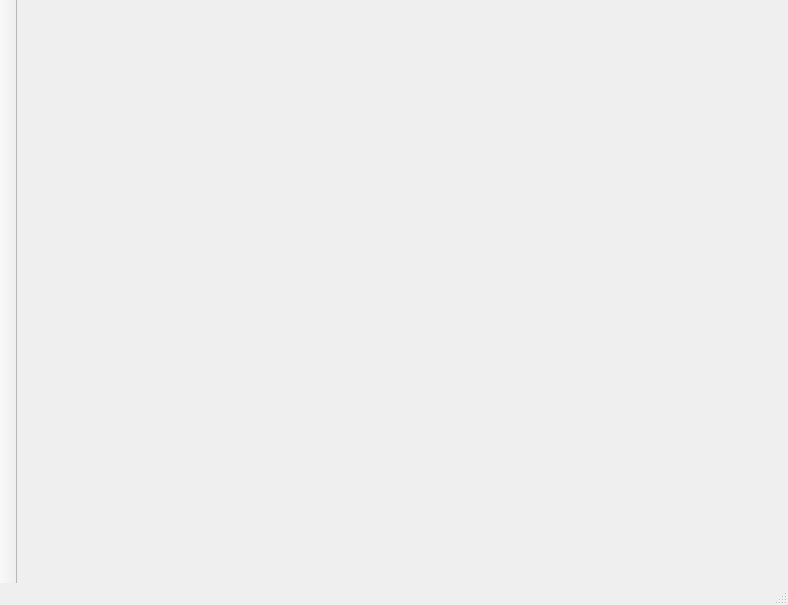
Above: mainwindow.ui from jassuncao/eparts before the change. Below: the same form after it.
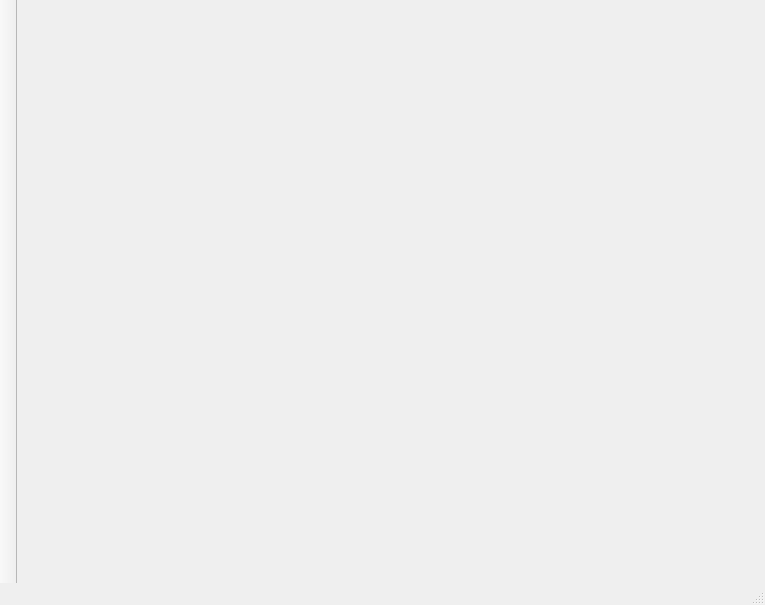
That is the form after the change. Icons and pictures are not drawn.

```diff
--- a/mainwindow.ui
+++ b/mainwindow.ui
@@ -6,7 +6,7 @@
    <rect>
     <x>0</x>
     <y>0</y>
-    <width>788</width>
+    <width>765</width>
     <height>605</height>
    </rect>
   </property>
```
Left out of the diff: 4 changed lines with no effect on the pictures.
